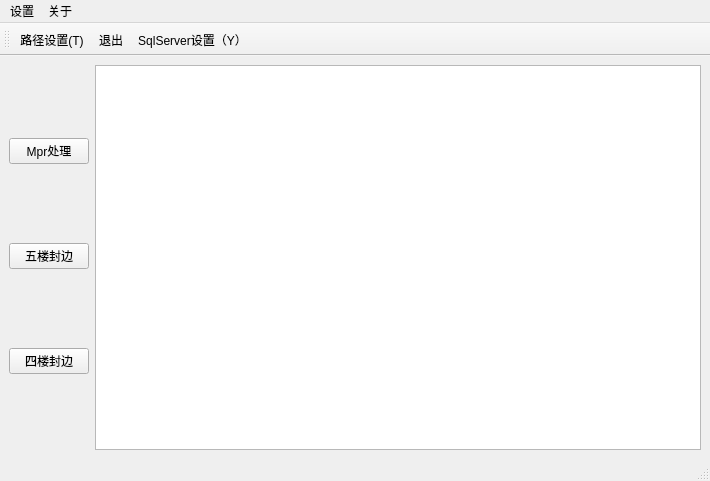
Above: foreEnd/index.ui from lovelyx/EdgeBandingProcedure before the change. Below: the same form after it.
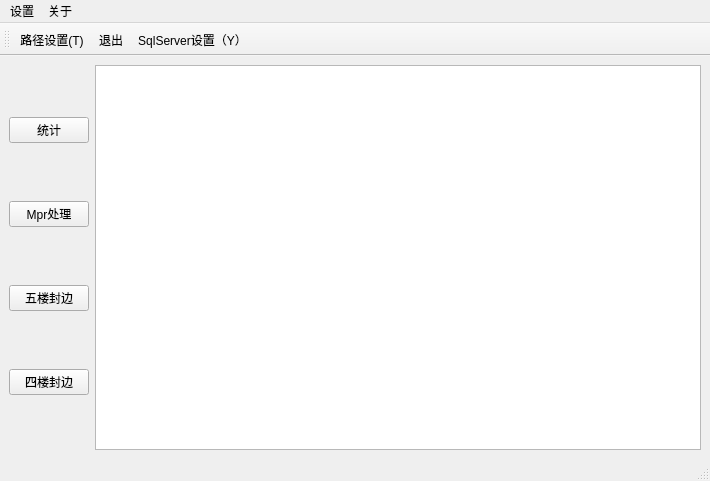
That is the form after the change. Icons and pictures are not drawn.

Commit message: 统计功能

```diff
--- a/foreEnd/index.ui
+++ b/foreEnd/index.ui
@@ -23,6 +23,13 @@
      <layout class="QHBoxLayout" name="horizontalLayout">
       <item>
        <layout class="QVBoxLayout" name="verticalLayout">
+        <item>
+         <widget class="QPushButton" name="pushButton">
+          <property name="text">
+           <string>统计</string>
+          </property>
+         </widget>
+        </item>
         <item>
          <widget class="QPushButton" name="MprProcessing">
           <property name="text">
```
The commit also changes 3 other files.
